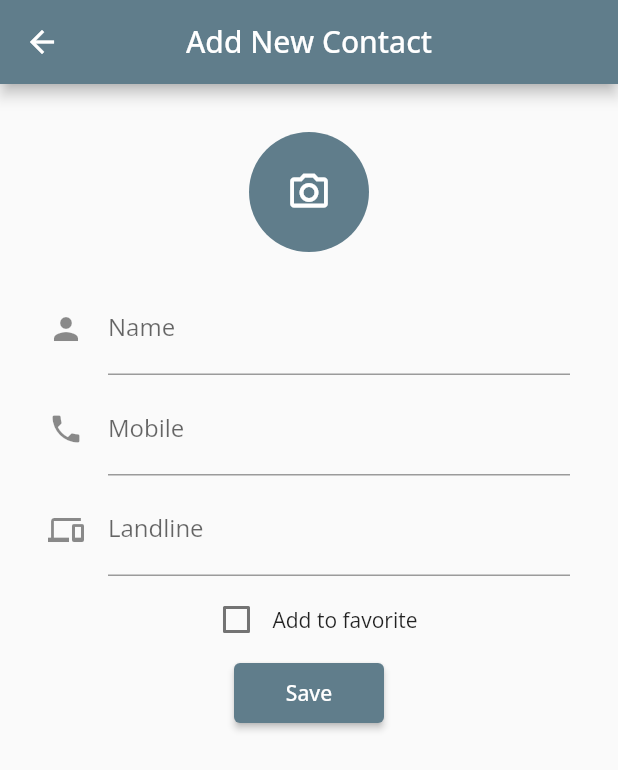
After one commit to RuiXingJing/flutter_assignments, a Flutter app: the AddContactPage screen opened directly, on a phone screen of 412 x 824 dp. The commit adds this screen. Shown: the top 770 px of the screen. Run offline on Flutter 3.47's test engine with Material 2 defaults, Android fonts, the phone set to English and light mode, and no system bars; our stand-ins replace bloc, equatable, flutter_bloc, formz.

Commit message:
Implement Add contact page with Bloc.

```diff
--- a/lib/constants.dart
+++ b/lib/constants.dart
@@ -1,15 +1,34 @@
 class Strings {
   static const String appName = 'Ida\'s Flutter Assignment';
+
   static const String buttonTextTodo = 'My Todo List';
   static const String buttonTextContact = 'My Contact App';
+  static const String buttonTextSave = 'Save';
+
   static const String pageTitleTodo = 'Todo List';
   static const String pageTitleContactList = 'Contacts List';
+  static const String pageTitleAddContact = 'Add New Contact';
+
   static const String drawerItemContactsList = 'Contacts List';
   static const String drawerItemFavoriteList = 'Favorite List';
   static const String drawerItemAdd = 'Add New Contact';
+
+  static const String labelNameInput = 'Name';
+  static const String labelMobileInput = 'Mobile';
+  static const String labelLandlineInput = 'Landline';
+  static const String labelAddFavorite = 'Add to favorite';
+
+  static const String hintNameInput = 'Contact name';
+  static const String hintMobileInput = 'Mobile number';
+  static const String hintLandlineInput = 'Landline number';
+
+  static const String errorNameInput = 'Name should not be empty';
+  static const String errorMobileInput = 'Mobile number should not be empty';
+  static const String errorMobileInputInvalid = 'Mobile number should be only numbers';
 }
 
 class Paddings {
+  static const double padding5 = 5.0;
   static const double padding10 = 10.0;
   static const double padding16 = 16.0;
   static const double padding20 = 20.0;
--- /dev/null
+++ b/lib/contacts/add_contact/bloc/add_contact_bloc.dart
@@ -0,0 +1,62 @@
+import 'package:bloc/bloc.dart';
+import 'package:equatable/equatable.dart';
+import 'package:flutter_assignments/contacts/add_contact/model/models.dart';
+import 'package:formz/formz.dart';
+
+part 'add_contact_event.dart';
+
+part 'add_contact_state.dart';
+
+class AddContactBloc extends Bloc<AddContactEvent, AddContactState> {
+  AddContactBloc() : super(const AddContactState()) {
+    on<NameChangedEvent>(_onNameChanged);
+    on<MobileChangedEvent>(_onMobileChanged);
+    on<IsFavoriteChangedEvent>(_onIsFavoriteChanged);
+    on<PhotoChangedEvent>(_onPhotoChanged);
+    on<LandlineChangedEvent>(_onLandlineChanged);
+    on<AddSubmittedEvent>(_onAddSubmitted);
+  }
+
+  void _onNameChanged(NameChangedEvent event, Emitter<AddContactState> emit) {
+    final name = NameInput.dirty(event.name);
+    emit(state.copyWith(
+        name: name, status: Formz.validate([state.mobile, name])));
+  }
+
+  void _onMobileChanged(
+      MobileChangedEvent event, Emitter<AddContactState> emit) {
+    final mobile = MobileInput.dirty(event.mobile);
+    emit(state.copyWith(
+        mobile: mobile, status: Formz.validate([state.name, mobile])));
+  }
+
+  void _onIsFavoriteChanged(
+      IsFavoriteChangedEvent event, Emitter<AddContactState> emit) {
+    var newState = state.copyWith(isFavorite: event.isFavorite);
+    emit(
+        newState
+    );
+  }
+
+  void _onPhotoChanged(PhotoChangedEvent event, Emitter<AddContactState> emit) {
+    emit(state.copyWith(photo: event.photo));
+  }
+
+  void _onLandlineChanged(
+      LandlineChangedEvent event, Emitter<AddContactState> emit) {
+    emit(state.copyWith(landline: event.landline));
+  }
+
+  void _onAddSubmitted(
+      AddSubmittedEvent event, Emitter<AddContactState> emit) async {
+    if (state.status.isValidated) {
+      emit(state.copyWith(status: FormzStatus.submissionInProgress));
+      try {
+        await Future.delayed(const Duration(seconds: 3));
+        emit(state.copyWith(status: FormzStatus.submissionSuccess));
+      } catch (e) {
+        emit(state.copyWith(status: FormzStatus.submissionFailure));
+      }
+    }
+  }
+}
--- /dev/null
+++ b/lib/contacts/add_contact/bloc/add_contact_event.dart
@@ -0,0 +1,57 @@
+part of 'add_contact_bloc.dart';
+
+abstract class AddContactEvent extends Equatable {
+  const AddContactEvent();
+
+  @override
+  List<Object> get props => [];
+}
+
+class NameChangedEvent extends AddContactEvent {
+  const NameChangedEvent(this.name);
+
+  final String name;
+
+  @override
+  List<Object> get props => [name];
+}
+
+class MobileChangedEvent extends AddContactEvent {
+  const MobileChangedEvent(this.mobile);
+
+  final String mobile;
+
+  @override
+  List<Object> get props => [mobile];
+}
+
+class PhotoChangedEvent extends AddContactEvent {
+  const PhotoChangedEvent(this.photo);
+
+  final String photo;
+
+  @override
+  List<Object> get props => [photo];
+}
+
+class LandlineChangedEvent extends AddContactEvent {
+  const LandlineChangedEvent(this.landline);
+
+  final String landline;
+
+  @override
+  List<Object> get props => [landline];
+}
+
+class IsFavoriteChangedEvent extends AddContactEvent {
+  const IsFavoriteChangedEvent(this.isFavorite);
+
+  final bool isFavorite;
+
+  @override
+  List<Object> get props => [isFavorite];
+}
+
+class AddSubmittedEvent extends AddContactEvent {
+  const AddSubmittedEvent();
+}
--- /dev/null
+++ b/lib/contacts/add_contact/bloc/add_contact_state.dart
@@ -0,0 +1,37 @@
+part of 'add_contact_bloc.dart';
+
+class AddContactState extends Equatable {
+  const AddContactState(
+      {this.status = FormzStatus.pure,
+      this.name = const NameInput.pure(),
+      this.mobile = const MobileInput.pure(),
+      this.isFavorite = false,
+      this.landline = '',
+      this.photo = ''});
+
+  final FormzStatus status;
+  final NameInput name;
+  final MobileInput mobile;
+  final bool isFavorite;
+  final String landline;
+  final String photo;
+
+  AddContactState copyWith(
+      {FormzStatus? status,
+      NameInput? name,
+      MobileInput? mobile,
+      bool? isFavorite,
+      String? landline,
+      String? photo}) {
+    return AddContactState(
+        status: status ?? this.status,
+        name: name ?? this.name,
+        mobile: mobile ?? this.mobile,
+        isFavorite: isFavorite ?? this.isFavorite,
+        landline: landline ?? this.landline,
+        photo: photo ?? this.photo);
+  }
+
+  @override
+  List<Object> get props => [status, name, mobile, isFavorite, landline, photo];
+}
--- /dev/null
+++ b/lib/contacts/add_contact/model/mobile_input.dart
@@ -0,0 +1,21 @@
+import 'package:formz/formz.dart';
+
+import '../../../utils.dart';
+
+enum MobileInputError { empty, invalid }
+
+class MobileInput extends FormzInput<String, MobileInputError> {
+  const MobileInput.pure() : super.pure('');
+
+  const MobileInput.dirty([super.value = '']) : super.dirty();
+
+  @override
+  MobileInputError? validator(String value) {
+    if (value.isEmpty) {
+      return MobileInputError.empty;
+    } else if (!FormatUtils.isNumber(value)) {
+      return MobileInputError.invalid;
+    }
+    return null;
+  }
+}
--- /dev/null
+++ b/lib/contacts/add_contact/model/models.dart
@@ -0,0 +1,4 @@
+library models;
+
+export 'mobile_input.dart';
+export 'name_input.dart';
--- /dev/null
+++ b/lib/contacts/add_contact/model/name_input.dart
@@ -0,0 +1,14 @@
+import 'package:formz/formz.dart';
+
+enum NameInputError { empty }
+
+class NameInput extends FormzInput<String, NameInputError> {
+  const NameInput.pure() : super.pure('');
+
+  const NameInput.dirty([String value = '']) : super.dirty(value);
+
+  @override
+  NameInputError? validator(String value) {
+    return value.isNotEmpty ? null : NameInputError.empty;
+  }
+}
--- /dev/null
+++ b/lib/contacts/add_contact/view/add_contact_form.dart
@@ -0,0 +1,188 @@
+import 'package:flutter/material.dart';
+import 'package:flutter_assignments/contacts/add_contact/bloc/add_contact_bloc.dart';
+import 'package:flutter_assignments/contacts/add_contact/model/mobile_input.dart';
+import 'package:flutter_bloc/flutter_bloc.dart';
+import 'package:formz/formz.dart';
+
+import '../../../constants.dart';
+
+class AddContactForm extends StatelessWidget {
+  const AddContactForm({super.key});
+
+  @override
+  Widget build(BuildContext context) {
+    return BlocListener<AddContactBloc, AddContactState>(
+      listener: (context, state) {},
+      child: BlocBuilder<AddContactBloc, AddContactState>(
+        builder: (context, state) {
+          return SingleChildScrollView(
+            child: Padding(
+              padding: const EdgeInsets.all(Paddings.padding16),
+              child: Column(
+                children: [
+                  _PhotoButton(),
+                  const Padding(padding: EdgeInsets.all(Paddings.padding10)),
+                  _NameTextField(),
+                  const Padding(
+                      padding: EdgeInsets.only(bottom: Paddings.padding5)),
+                  _MobileTextField(),
+                  const Padding(
+                      padding: EdgeInsets.only(bottom: Paddings.padding5)),
+                  _LandlineTextField(),
+                  const Padding(
+                      padding: EdgeInsets.only(bottom: Paddings.padding5)),
+                  _FavoriteCheckbox(),
+                  const Padding(
+                      padding: EdgeInsets.only(bottom: Paddings.padding5)),
+                  _SaveButton()
+                ],
+              ),
+            ),
+          );
+        },
+      ),
+    );
+  }
+}
+
+class _PhotoButton extends StatelessWidget {
+  @override
+  Widget build(BuildContext context) {
+    return BlocBuilder<AddContactBloc, AddContactState>(
+        builder: (context, state) {
+      return Container(
+        width: 80,
+        height: 80,
+        decoration: BoxDecoration(
+            color: Colors.blueGrey, borderRadius: BorderRadius.circular(40)),
+        child: IconButton(
+          onPressed: () {},
+          icon: const Icon(
+            Icons.camera_alt_outlined,
+            color: Colors.white,
+            size: 30,
+          ),
+        ),
+      );
+    });
+  }
+}
+
+class _NameTextField extends StatelessWidget {
+  @override
+  Widget build(BuildContext context) {
+    return BlocBuilder<AddContactBloc, AddContactState>(
+        builder: (context, state) {
+      return TextField(
+        key: const Key('addContactForm_name_textField'),
+        onChanged: (name) {
+          context.read<AddContactBloc>().add(NameChangedEvent(name));
+        },
+        decoration: InputDecoration(
+            labelText: Strings.labelNameInput,
+            hintText: Strings.hintNameInput,
+            errorText: state.name.invalid ? Strings.errorNameInput : null,
+            icon: const Icon(Icons.person)),
+      );
+    });
+  }
+}
+
+class _MobileTextField extends StatelessWidget {
+  @override
+  Widget build(BuildContext context) {
+    return BlocBuilder<AddContactBloc, AddContactState>(
+        builder: (context, state) {
+      return TextField(
+        key: const Key('addContactForm_mobile_textField'),
+        onChanged: (mobile) {
+          context.read<AddContactBloc>().add(MobileChangedEvent(mobile));
+        },
+        decoration: InputDecoration(
+            labelText: Strings.labelMobileInput,
+            hintText: Strings.hintMobileInput,
+            errorText: state.mobile.invalid ? _errorText(state) : null,
+            icon: const Icon(Icons.phone)),
+      );
+    });
+  }
+
+  _errorText(AddContactState state) {
+    if (state.mobile.error == MobileInputError.empty) {
+      return Strings.errorMobileInput;
+    } else if (state.mobile.error == MobileInputError.invalid) {
+      return Strings.errorMobileInputInvalid;
+    }
+    return null;
+  }
+}
+
+class _LandlineTextField extends StatelessWidget {
+  @override
+  Widget build(BuildContext context) {
+    return BlocBuilder<AddContactBloc, AddContactState>(
+        builder: (context, state) {
+      return TextField(
+        key: const Key('addContactForm_landline_textField'),
+        onChanged: (landline) {
+          context.read<AddContactBloc>().add(LandlineChangedEvent(landline));
+        },
+        decoration: const InputDecoration(
+            labelText: Strings.labelLandlineInput,
+            hintText: Strings.hintLandlineInput,
+            icon: Icon(Icons.phonelink)),
+      );
+    });
+  }
+}
+
+class _FavoriteCheckbox extends StatelessWidget {
+  @override
+  Widget build(BuildContext context) {
+    return BlocBuilder<AddContactBloc, AddContactState>(
+        builder: (context, state) {
+      return Row(
+        mainAxisAlignment: MainAxisAlignment.center,
+        crossAxisAlignment: CrossAxisAlignment.center,
+        children: [
+          Checkbox(
+              key: const Key('addContactForm_isFavorite_checkbox'),
+              value: state.isFavorite,
+              onChanged: (value) {
+                context
+                    .read<AddContactBloc>()
+                    .add(IsFavoriteChangedEvent(value!));
+              }),
+          const Text(Strings.labelAddFavorite),
+        ],
+      );
+    });
+  }
+}
+
+class _SaveButton extends StatelessWidget {
+  @override
+  Widget build(BuildContext context) {
+    return BlocBuilder<AddContactBloc, AddContactState>(
+        buildWhen: (previous, current) {
+      return previous.status != current.status;
+    }, builder: (context, state) {
+      if (state.status.isSubmissionInProgress) {
+        return const CircularProgressIndicator();
+      } else {
+        return SizedBox(
+          key: const Key('addContactForm_save_button'),
+          width: 100,
+          height: 40,
+          child: ElevatedButton(
+              onPressed: () {
+                if (state.status.isValidated) {
+                  context.read<AddContactBloc>().add(const AddSubmittedEvent());
+                }
+              },
+              child: const Text(Strings.buttonTextSave)),
+        );
+      }
+    });
+  }
+}
--- /dev/null
+++ b/lib/contacts/add_contact/view/add_contact_page.dart
@@ -0,0 +1,33 @@
+import 'package:flutter/material.dart';
+import 'package:flutter_assignments/contacts/add_contact/bloc/add_contact_bloc.dart';
+import 'package:flutter_assignments/contacts/add_contact/view/add_contact_form.dart';
+import 'package:flutter_bloc/flutter_bloc.dart';
+
+import '../../../constants.dart';
+
+class AddContactPage extends StatelessWidget {
+  const AddContactPage({super.key});
+
+  static Route<void> route() {
+    return MaterialPageRoute(builder: (_) => const AddContactPage());
+  }
+
+  @override
+  Widget build(BuildContext context) {
+    return Scaffold(
+      appBar: AppBar(
+        title: const Text(Strings.pageTitleAddContact),
+        centerTitle: true,
+      ),
+      body: Padding(
+        padding: const EdgeInsets.all(Paddings.padding16),
+        child: BlocProvider(
+          create: (context) {
+            return AddContactBloc();
+          },
+          child: const AddContactForm(),
+        ),
+      ),
+    );
+  }
+}
--- a/lib/contacts/contact_list/contact_list_page.dart
+++ b/lib/contacts/contact_list/contact_list_page.dart
@@ -1,4 +1,5 @@
 import 'package:flutter/material.dart';
+import 'package:flutter_assignments/contacts/add_contact/view/add_contact_page.dart';
 
 import '../../constants.dart';
 
@@ -38,7 +39,9 @@ class _ContactListPageState extends State<ContactListPage> {
         ),
       ),
       floatingActionButton: FloatingActionButton(
-        onPressed: () {},
+        onPressed: () {
+          Navigator.push(context, AddContactPage.route());
+        },
         child: const Icon(Icons.add),
       ),
     );
@@ -52,6 +55,9 @@ class _ContactListPageState extends State<ContactListPage> {
           TextButton.icon(
               onPressed: () {
                 Scaffold.of(context).closeDrawer();
+                if (label == Strings.drawerItemAdd) {
+                  Navigator.push(context, AddContactPage.route());
+                }
               },
               icon: Icon(icon),
               label: Text(
--- /dev/null
+++ b/lib/data/model/Contact.dart
@@ -0,0 +1,20 @@
+class Contact {
+  String name;
+  String mobile;
+  String? landline;
+  String? photo;
+  bool isFavorite;
+
+  Contact(this.name, this.mobile, this.isFavorite,
+      {this.landline, this.photo});
+
+  Map<String, dynamic> toMap() {
+    return {
+      'name': name,
+      'mobile': mobile,
+      'landline': landline,
+      'photo': photo,
+      'isFavorite': isFavorite
+    };
+  }
+}
--- /dev/null
+++ b/lib/utils.dart
@@ -0,0 +1,6 @@
+class FormatUtils {
+  static bool isNumber(String str) {
+    final reg = RegExp(r"^[0-9_]+$");
+    return reg.hasMatch(str);
+  }
+}
--- a/pubspec.yaml
+++ b/pubspec.yaml
@@ -36,6 +36,9 @@ dependencies:
   # The following adds the Cupertino Icons font to your application.
   # Use with the CupertinoIcons class for iOS style icons.
   cupertino_icons: ^1.0.2
+  flutter_bloc: ^8.1.1
+  equatable: ^2.0.5
+  formz: ^0.4.1
 
 dev_dependencies:
   flutter_test:
```
Also changed, not shown: pubspec.lock.
